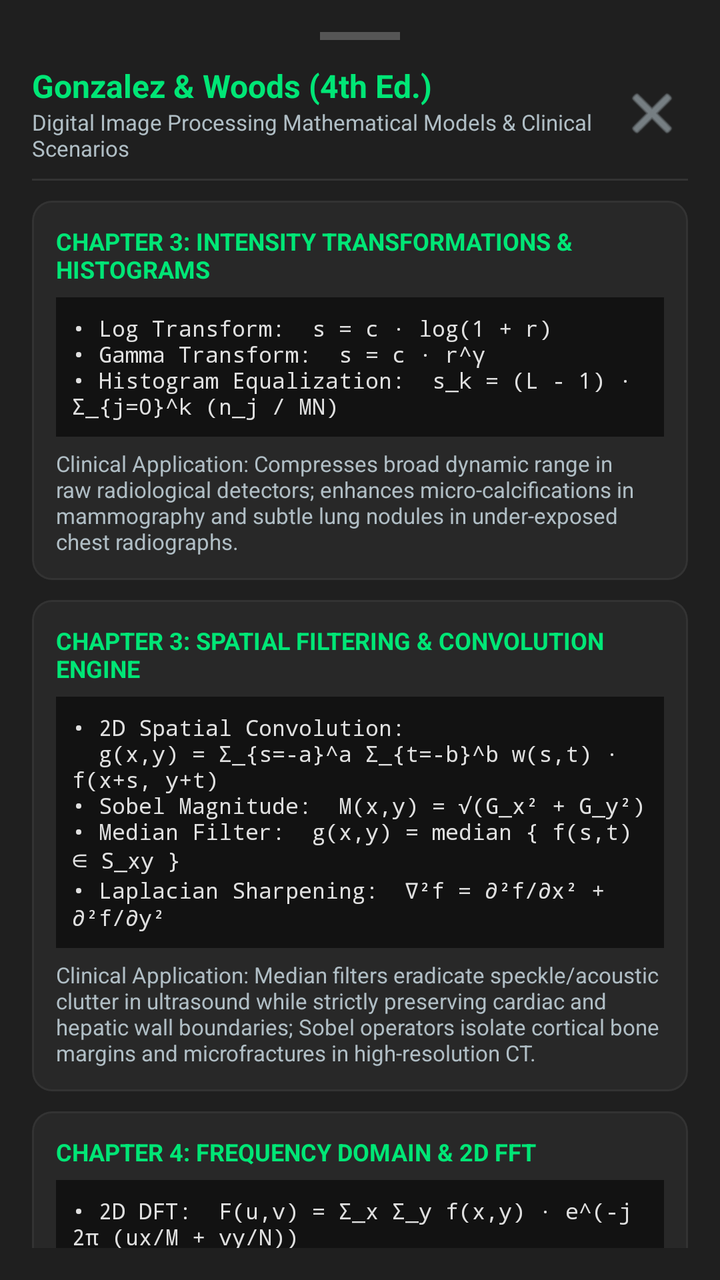
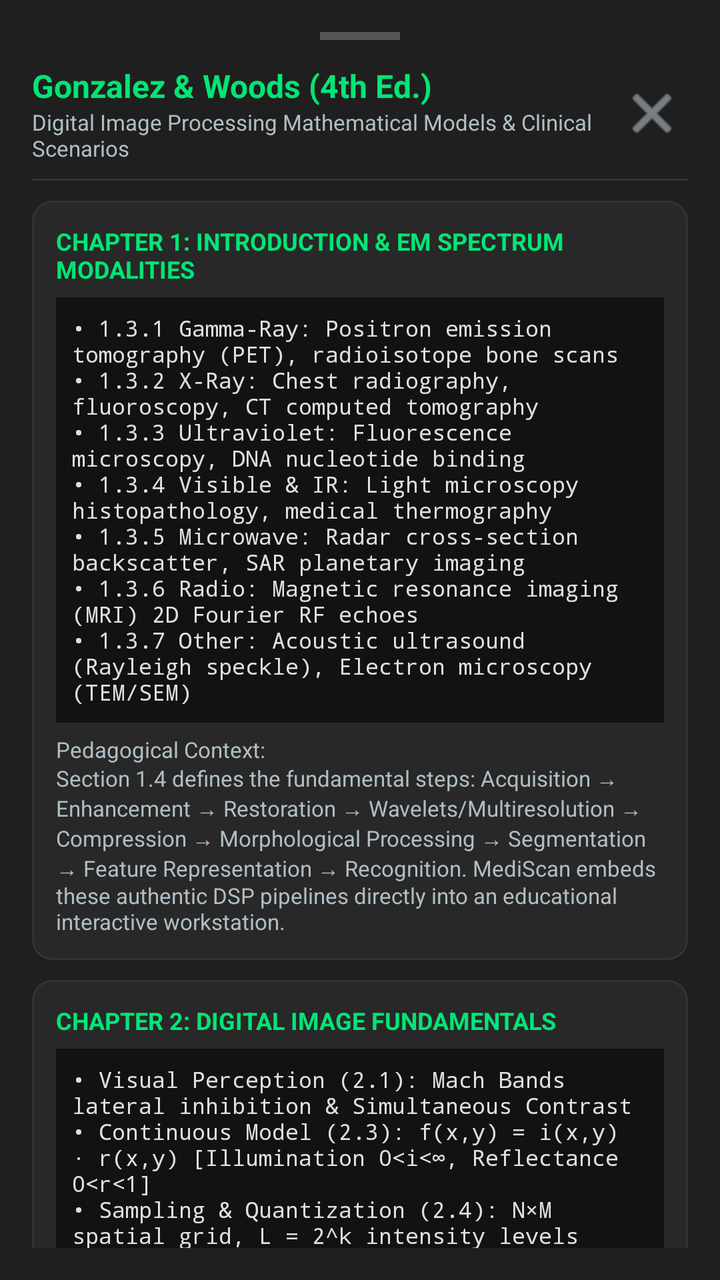

Two renders of the same Android screen: before a commit and after it. Below are the layout's source before the change and the commit's diff.
<!-- AndroidManifest.xml: application theme Theme.MyApplication -->
<!-- res/layout/fragment_theory_bottom_sheet.xml -->
<?xml version="1.0" encoding="utf-8"?>
<LinearLayout xmlns:android="http://schemas.android.com/apk/res/android"
    xmlns:app="http://schemas.android.com/apk/res-auto"
    android:layout_width="match_parent"
    android:layout_height="match_parent"
    android:background="@color/card_dark"
    android:orientation="vertical"
    android:padding="16dp">

    
    <View
        android:layout_width="40dp"
        android:layout_height="4dp"
        android:layout_gravity="center_horizontal"
        android:layout_marginBottom="12dp"
        android:background="#555555" />

    
    <LinearLayout
        android:layout_width="match_parent"
        android:layout_height="wrap_content"
        android:gravity="center_vertical"
        android:orientation="horizontal">

        <LinearLayout
            android:layout_width="0dp"
            android:layout_height="wrap_content"
            android:layout_weight="1"
            android:orientation="vertical">

            <TextView
                android:layout_width="wrap_content"
                android:layout_height="wrap_content"
                android:text="Gonzalez &amp; Woods (4th Ed.)"
                android:textColor="@color/teal_medical"
                android:textSize="16sp"
                android:textStyle="bold" />

            <TextView
                android:layout_width="wrap_content"
                android:layout_height="wrap_content"
                android:text="Digital Image Processing Mathematical Models &amp; Clinical Scenarios"
                android:textColor="@color/text_secondary"
                android:textSize="11sp" />
        </LinearLayout>

        <ImageButton
            android:id="@+id/btn_close_theory"
            android:layout_width="36dp"
            android:layout_height="36dp"
            android:background="?attr/selectableItemBackgroundBorderless"
            android:contentDescription="Close Theory Dialog"
            android:src="@android:drawable/ic_menu_close_clear_cancel"
            app:tint="@color/text_secondary" />
    </LinearLayout>

    <View
        android:layout_width="match_parent"
        android:layout_height="1dp"
        android:layout_marginTop="8dp"
        android:layout_marginBottom="10dp"
        android:background="@color/divider_color" />

    <androidx.core.widget.NestedScrollView
        android:layout_width="match_parent"
        android:layout_height="wrap_content">

        <LinearLayout
            android:layout_width="match_parent"
            android:layout_height="wrap_content"
            android:orientation="vertical">

            
            <com.google.android.material.card.MaterialCardView
                android:layout_width="match_parent"
                android:layout_height="wrap_content"
                android:layout_marginBottom="10dp"
                app:cardBackgroundColor="@color/surface_dark"
                app:cardCornerRadius="10dp"
                app:strokeColor="#333333"
                app:strokeWidth="1dp">

                <LinearLayout
                    android:layout_width="match_parent"
                    android:layout_height="wrap_content"
                    android:orientation="vertical"
                    android:padding="12dp">

                    <TextView
                        android:layout_width="wrap_content"
                        android:layout_height="wrap_content"
                        android:text="CHAPTER 3: INTENSITY TRANSFORMATIONS &amp; HISTOGRAMS"
                        android:textColor="@color/teal_medical"
                        android:textSize="12sp"
                        android:textStyle="bold" />

                    <TextView
                        android:layout_width="wrap_content"
                        android:layout_height="wrap_content"
                        android:layout_marginTop="6dp"
                        android:background="#121212"
                        android:padding="8dp"
                        android:text="• Log Transform:  s = c · log(1 + r)\n• Gamma Transform:  s = c · r^γ\n• Histogram Equalization:  s_k = (L - 1) · Σ_{j=0}^k (n_j / MN)"
                        android:textColor="#E0E0E0"
                        android:textSize="11sp"
                        android:typeface="monospace" />

                    <TextView
                        android:layout_width="wrap_content"
                        android:layout_height="wrap_content"
                        android:layout_marginTop="6dp"
                        android:text="Clinical Application: Compresses broad dynamic range in raw radiological detectors; enhances micro-calcifications in mammography and subtle lung nodules in under-exposed chest radiographs."
                        android:textColor="@color/text_secondary"
                        android:textSize="11sp" />
                </LinearLayout>
            </com.google.android.material.card.MaterialCardView>

            
            <com.google.android.material.card.MaterialCardView
                android:layout_width="match_parent"
                android:layout_height="wrap_content"
                android:layout_marginBottom="10dp"
                app:cardBackgroundColor="@color/surface_dark"
                app:cardCornerRadius="10dp"
                app:strokeColor="#333333"
                app:strokeWidth="1dp">

                <LinearLayout
                    android:layout_width="match_parent"
                    android:layout_height="wrap_content"
                    android:orientation="vertical"
                    android:padding="12dp">

                    <TextView
                        android:layout_width="wrap_content"
                        android:layout_height="wrap_content"
                        android:text="CHAPTER 3: SPATIAL FILTERING &amp; CONVOLUTION ENGINE"
                        android:textColor="@color/teal_medical"
                        android:textSize="12sp"
                        android:textStyle="bold" />

                    <TextView
                        android:layout_width="wrap_content"
                        android:layout_height="wrap_content"
                        android:layout_marginTop="6dp"
                        android:background="#121212"
                        android:padding="8dp"
                        android:text="• 2D Spatial Convolution:\n  g(x,y) = Σ_{s=-a}^a Σ_{t=-b}^b w(s,t) · f(x+s, y+t)\n• Sobel Magnitude:  M(x,y) = √(G_x² + G_y²)\n• Median Filter:  g(x,y) = median { f(s,t) ∈ S_xy }\n• Laplacian Sharpening:  ∇²f = ∂²f/∂x² + ∂²f/∂y²"
                        android:textColor="#E0E0E0"
                        android:textSize="11sp"
                        android:typeface="monospace" />

                    <TextView
                        android:layout_width="wrap_content"
                        android:layout_height="wrap_content"
                        android:layout_marginTop="6dp"
                        android:text="Clinical Application: Median filters eradicate speckle/acoustic clutter in ultrasound while strictly preserving cardiac and hepatic wall boundaries; Sobel operators isolate cortical bone margins and microfractures in high-resolution CT."
                        android:textColor="@color/text_secondary"
                        android:textSize="11sp" />
                </LinearLayout>
            </com.google.android.material.card.MaterialCardView>

            
            <com.google.android.material.card.MaterialCardView
                android:layout_width="match_parent"
                android:layout_height="wrap_content"
                android:layout_marginBottom="10dp"
                app:cardBackgroundColor="@color/surface_dark"
                app:cardCornerRadius="10dp"
                app:strokeColor="#333333"
                app:strokeWidth="1dp">

                <LinearLayout
                    android:layout_width="match_parent"
                    android:layout_height="wrap_content"
                    android:orientation="vertical"
                    android:padding="12dp">

                    <TextView
                        android:layout_width="wrap_content"
                        android:layout_height="wrap_content"
                        android:text="CHAPTER 4: FREQUENCY DOMAIN &amp; 2D FFT"
                        android:textColor="@color/teal_medical"
                        android:textSize="12sp"
                        android:textStyle="bold" />

                    <TextView
                        android:layout_width="wrap_content"
                        android:layout_height="wrap_content"
                        android:layout_marginTop="6dp"
                        android:background="#121212"
                        android:padding="8dp"
                        android:text="• 2D DFT:  F(u,v) = Σ_x Σ_y f(x,y) · e^(-j 2π (ux/M + vy/N))\n• FFT Shift Centering:  f(x,y) · (-1)^(x+y) ⇔ F(u - M/2, v - N/2)\n• Gaussian Lowpass (GLPF):  H(u,v) = exp(-D²(u,v) / (2·D₀²))\n• Ideal Lowpass (ILPF):  H(u,v) = 1 if D(u,v) ≤ D₀ else 0"
                        android:textColor="#E0E0E0"
                        android:textSize="11sp"
                        android:typeface="monospace" />

                    <TextView
                        android:layout_width="wrap_content"
                        android:layout_height="wrap_content"
                        android:layout_marginTop="6dp"
                        android:text="Clinical Application: k-Space manipulation in Magnetic Resonance Imaging (MRI); suppresses periodic interference stripes caused by patient respiratory motion or electronic hardware line noise."
                        android:textColor="@color/text_secondary"
                        android:textSize="11sp" />
                </LinearLayout>
            </com.google.android.material.card.MaterialCardView>

            
            <com.google.android.material.card.MaterialCardView
                android:layout_width="match_parent"
                android:layout_height="wrap_content"
                android:layout_marginBottom="10dp"
                app:cardBackgroundColor="@color/surface_dark"
                app:cardCornerRadius="10dp"
                app:strokeColor="#333333"
                app:strokeWidth="1dp">

                <LinearLayout
                    android:layout_width="match_parent"
                    android:layout_height="wrap_content"
                    android:orientation="vertical"
                    android:padding="12dp">

                    <TextView
                        android:layout_width="wrap_content"
                        android:layout_height="wrap_content"
                        android:text="CHAPTER 10: AUTOMATED IMAGE SEGMENTATION"
                        android:textColor="@color/teal_medical"
                        android:textSize="12sp"
                        android:textStyle="bold" />

                    <TextView
                        android:layout_width="wrap_content"
                        android:layout_height="wrap_content"
                        android:layout_marginTop="6dp"
                        android:background="#121212"
                        android:padding="8dp"
                        android:text="• Otsu's Criterion (Maximize Between-Class Variance):\n  σ_B²(k) = [μ_T · P₁(k) - m(k)]² / (P₁(k) · [1 - P₁(k)])\n• Optimal Threshold:  k* = argmax_{k} { σ_B²(k) }\n• Global Thresholding:  g(x,y) = 255 if f(x,y) > T else 0"
                        android:textColor="#E0E0E0"
                        android:textSize="11sp"
                        android:typeface="monospace" />

                    <TextView
                        android:layout_width="wrap_content"
                        android:layout_height="wrap_content"
                        android:layout_marginTop="6dp"
                        android:text="Clinical Application: Automated zero-touch segmentation of lung parenchyma in pneumothorax assessment, acute ischemic stroke infarcts on CT, and cortical bone mass isolation."
                        android:textColor="@color/text_secondary"
                        android:textSize="11sp" />
                </LinearLayout>
            </com.google.android.material.card.MaterialCardView>

            
            <com.google.android.material.card.MaterialCardView
                android:layout_width="match_parent"
                android:layout_height="wrap_content"
                android:layout_marginBottom="16dp"
                app:cardBackgroundColor="@color/surface_dark"
                app:cardCornerRadius="10dp"
                app:strokeColor="#333333"
                app:strokeWidth="1dp">

                <LinearLayout
                    android:layout_width="match_parent"
                    android:layout_height="wrap_content"
                    android:orientation="vertical"
                    android:padding="12dp">

                    <TextView
                        android:layout_width="wrap_content"
                        android:layout_height="wrap_content"
                        android:text="CHAPTER 9: MORPHOLOGICAL IMAGE PROCESSING"
                        android:textColor="@color/teal_medical"
                        android:textSize="12sp"
                        android:textStyle="bold" />

                    <TextView
                        android:layout_width="wrap_content"
                        android:layout_height="wrap_content"
                        android:layout_marginTop="6dp"
                        android:background="#121212"
                        android:padding="8dp"
                        android:text="• Erosion:  A ⊖ B = { z | (B)_z ⊆ A }\n• Dilation:  A ⊕ B = { z | (B̂)_z ∩ A ≠ ∅ }\n• Opening:  A ∘ B = (A ⊖ B) ⊕ B\n• Closing:  A • B = (A ⊕ B) ⊖ B\n• Boundary Extraction:  β(A) = A - (A ⊖ B)"
                        android:textColor="#E0E0E0"
                        android:textSize="11sp"
                        android:typeface="monospace" />

                    <TextView
                        android:layout_width="wrap_content"
                        android:layout_height="wrap_content"
                        android:layout_marginTop="6dp"
                        android:text="Clinical Application: Eliminates spurious parasitic noise bridges between adjacent blood vessels in angiography; extracts sharp myocardial contour loops for ventricular volume calculation."
                        android:textColor="@color/text_secondary"
                        android:textSize="11sp" />
                </LinearLayout>
            </com.google.android.material.card.MaterialCardView>

        </LinearLayout>
    </androidx.core.widget.NestedScrollView>

</LinearLayout>
<!-- resources referenced by this layout -->
<resources>
  <color name="card_dark">#1F1F1F</color>
  <color name="divider_color">#333333</color>
  <color name="surface_dark">#282828</color>
  <color name="teal_medical">#00E676</color>
  <color name="text_secondary">#B0BEC5</color>
  <style name="Theme.MyApplication" parent="Theme.Material3.Dark.NoActionBar">
          <item name="android:windowBackground">@color/bg_dark</item>
          <item name="android:statusBarColor">@color/bg_dark</item>
          <item name="android:navigationBarColor">@color/bg_dark</item>
          <item name="colorPrimary">@color/teal_medical</item>
          <item name="colorSecondary">@color/accent_blue</item>
          <item name="colorSurface">@color/card_dark</item>
      </style>
  <color name="bg_dark">#121212</color>
  <color name="accent_blue">#00B0FF</color>
</resources>

<!-- the commit's change to res/layout/fragment_theory_bottom_sheet.xml (unified diff, before → after) -->
@@ -89,6 +89,96 @@
                     <TextView
                         android:layout_width="wrap_content"
                         android:layout_height="wrap_content"
+                        android:text="CHAPTER 1: INTRODUCTION &amp; EM SPECTRUM MODALITIES"
+                        android:textColor="@color/teal_medical"
+                        android:textSize="12sp"
+                        android:textStyle="bold" />
+
+                    <TextView
+                        android:layout_width="wrap_content"
+                        android:layout_height="wrap_content"
+                        android:layout_marginTop="6dp"
+                        android:background="#121212"
+                        android:padding="8dp"
+                        android:text="• 1.3.1 Gamma-Ray: Positron emission tomography (PET), radioisotope bone scans\n• 1.3.2 X-Ray: Chest radiography, fluoroscopy, CT computed tomography\n• 1.3.3 Ultraviolet: Fluorescence microscopy, DNA nucleotide binding\n• 1.3.4 Visible &amp; IR: Light microscopy histopathology, medical thermography\n• 1.3.5 Microwave: Radar cross-section backscatter, SAR planetary imaging\n• 1.3.6 Radio: Magnetic resonance imaging (MRI) 2D Fourier RF echoes\n• 1.3.7 Other: Acoustic ultrasound (Rayleigh speckle), Electron microscopy (TEM/SEM)"
+                        android:textColor="#E0E0E0"
+                        android:textSize="11sp"
+                        android:typeface="monospace" />
+
+                    <TextView
+                        android:layout_width="wrap_content"
+                        android:layout_height="wrap_content"
+                        android:layout_marginTop="6dp"
+                        android:text="Pedagogical Context:\nSection 1.4 defines the fundamental steps: Acquisition → Enhancement → Restoration → Wavelets/Multiresolution → Compression → Morphological Processing → Segmentation → Feature Representation → Recognition. MediScan embeds these authentic DSP pipelines directly into an educational interactive workstation."
+                        android:textColor="@color/text_secondary"
+                        android:textSize="11sp" />
+                </LinearLayout>
+            </com.google.android.material.card.MaterialCardView>
+
+            
+            <com.google.android.material.card.MaterialCardView
+                android:layout_width="match_parent"
+                android:layout_height="wrap_content"
+                android:layout_marginBottom="10dp"
+                app:cardBackgroundColor="@color/surface_dark"
+                app:cardCornerRadius="10dp"
+                app:strokeColor="#333333"
+                app:strokeWidth="1dp">
+
+                <LinearLayout
+                    android:layout_width="match_parent"
+                    android:layout_height="wrap_content"
+                    android:orientation="vertical"
+                    android:padding="12dp">
+
+                    <TextView
+                        android:layout_width="wrap_content"
+                        android:layout_height="wrap_content"
+                        android:text="CHAPTER 2: DIGITAL IMAGE FUNDAMENTALS"
+                        android:textColor="@color/teal_medical"
+                        android:textSize="12sp"
+                        android:textStyle="bold" />
+
+                    <TextView
+                        android:layout_width="wrap_content"
+                        android:layout_height="wrap_content"
+                        android:layout_marginTop="6dp"
+                        android:background="#121212"
+                        android:padding="8dp"
+                        android:text="• Visual Perception (2.1): Mach Bands lateral inhibition &amp; Simultaneous Contrast\n• Continuous Model (2.3): f(x,y) = i(x,y) · r(x,y) [Illumination 0&lt;i&lt;∞, Reflectance 0&lt;r&lt;1]\n• Sampling &amp; Quantization (2.4): N×M spatial grid, L = 2^k intensity levels (1..8 bits)\n• False Contouring (2.4.2): Ridges formed when intensity levels k &lt; 8\n• Bit-Plane Slicing (2.6.2): Bit 7 holds ~50% visual energy; bit 0 carries noise\n• Distance Metrics (2.5.2): De=√((x-s)²+(y-t)²), D4=|x-s|+|y-t|, D8=max(|x-s|,|y-t|)\n• Digital Subtraction Angiography (2.6.3): g(x,y) = c · (f(x,y) - h_mask(x,y))"
+                        android:textColor="#E0E0E0"
+                        android:textSize="11sp"
+                        android:typeface="monospace" />
+
+                    <TextView
+                        android:layout_width="wrap_content"
+                        android:layout_height="wrap_content"
+                        android:layout_marginTop="6dp"
+                        android:text="Clinical Significance:\nUnderstanding human visual brightness discrimination and sampling bounds prevents diagnostic error from aliasing artifacts, checkerboard pixellation, or false contouring in low-dose radiologic digitization."
+                        android:textColor="@color/text_secondary"
+                        android:textSize="11sp" />
+                </LinearLayout>
+            </com.google.android.material.card.MaterialCardView>
+
+            
+            <com.google.android.material.card.MaterialCardView
+                android:layout_width="match_parent"
+                android:layout_height="wrap_content"
+                android:layout_marginBottom="10dp"
+                app:cardBackgroundColor="@color/surface_dark"
+                app:cardCornerRadius="10dp"
+                app:strokeColor="#333333"
+                app:strokeWidth="1dp">
+
+                <LinearLayout
+                    android:layout_width="match_parent"
+                    android:layout_height="wrap_content"
+                    android:orientation="vertical"
+                    android:padding="12dp">
+
+                    <TextView
+                        android:layout_width="wrap_content"
+                        android:layout_height="wrap_content"
                         android:text="CHAPTER 3: INTENSITY TRANSFORMATIONS &amp; HISTOGRAMS"
                         android:textColor="@color/teal_medical"
                         android:textSize="12sp"
@@ -290,6 +380,96 @@
                         android:layout_height="wrap_content"
                         android:layout_marginTop="6dp"
                         android:text="Clinical Application: Eliminates spurious parasitic noise bridges between adjacent blood vessels in angiography; extracts sharp myocardial contour loops for ventricular volume calculation."
+                        android:textColor="@color/text_secondary"
+                        android:textSize="11sp" />
+                </LinearLayout>
+            </com.google.android.material.card.MaterialCardView>
+
+            
+            <com.google.android.material.card.MaterialCardView
+                android:layout_width="match_parent"
+                android:layout_height="wrap_content"
+                android:layout_marginBottom="10dp"
+                app:cardBackgroundColor="@color/surface_dark"
+                app:cardCornerRadius="10dp"
+                app:strokeColor="#333333"
+                app:strokeWidth="1dp">
+
+                <LinearLayout
+                    android:layout_width="match_parent"
+                    android:layout_height="wrap_content"
+                    android:orientation="vertical"
+                    android:padding="12dp">
+
+                    <TextView
+                        android:layout_width="wrap_content"
+                        android:layout_height="wrap_content"
+                        android:text="CHAPTER 5: IMAGE RESTORATION &amp; RECONSTRUCTION"
+                        android:textColor="@color/teal_medical"
+                        android:textSize="12sp"
+                        android:textStyle="bold" />
+
+                    <TextView
+                        android:layout_width="wrap_content"
+                        android:layout_height="wrap_content"
+                        android:layout_marginTop="6dp"
+                        android:background="#121212"
+                        android:padding="8dp"
+                        android:text="• Degradation Model: g(x,y) = h(x,y) ★ f(x,y) + η(x,y)\n• Impulse (Salt &amp; Pepper): P(z=a)=Pa, P(z=b)=Pb\n• Gaussian Noise: p(z) = 1/(√(2π)σ) · e^(-(z-z̄)²/(2σ²))\n• Geometric Mean: f̂(x,y) = [ ∏ g(s,t) ]^(1/mn) [smooths without losing sharpness]\n• Harmonic Mean: f̂(x,y) = mn / ∑ [1 / g(s,t)] [good for salt noise]\n• Contraharmonic: f̂(x,y) = ∑ g^(Q+1) / ∑ g^Q [Q&gt;0: pepper, Q&lt;0: salt]\n• Alpha-Trimmed Mean: Drops d/2 lowest and d/2 highest values\n• Adaptive Wiener Filter: f̂ = μ + ((σ² - σ_η²)/σ²) · (g - μ)"
+                        android:textColor="#E0E0E0"
+                        android:textSize="11sp"
+                        android:typeface="monospace" />
+
+                    <TextView
+                        android:layout_width="wrap_content"
+                        android:layout_height="wrap_content"
+                        android:layout_marginTop="6dp"
+                        android:text="Clinical Application: Removes detector thermal agitation in low-dose CT, reduces acoustic speckle in B-mode ultrasound, and suppresses salt-and-pepper artifacts in faulty telemetry transmissions."
+                        android:textColor="@color/text_secondary"
+                        android:textSize="11sp" />
+                </LinearLayout>
+            </com.google.android.material.card.MaterialCardView>
+
+            
+            <com.google.android.material.card.MaterialCardView
+                android:layout_width="match_parent"
+                android:layout_height="wrap_content"
+                android:layout_marginBottom="10dp"
+                app:cardBackgroundColor="@color/surface_dark"
+                app:cardCornerRadius="10dp"
+                app:strokeColor="#333333"
+                app:strokeWidth="1dp">
+
+                <LinearLayout
+                    android:layout_width="match_parent"
+                    android:layout_height="wrap_content"
+                    android:orientation="vertical"
+                    android:padding="12dp">
+
+                    <TextView
+                        android:layout_width="wrap_content"
+                        android:layout_height="wrap_content"
+                        android:text="CHAPTER 6: COLOR IMAGE PROCESSING &amp; PSEUDOCOLOR"
+                        android:textColor="@color/teal_medical"
+                        android:textSize="12sp"
+                        android:textStyle="bold" />
+
+                    <TextView
+                        android:layout_width="wrap_content"
+                        android:layout_height="wrap_content"
+                        android:layout_marginTop="6dp"
+                        android:background="#121212"
+                        android:padding="8dp"
+                        android:text="• HSI Model (6.2.3): Hue (dominant wavelength), Saturation (purity), Intensity (achromatic brightness)\n• Decoupling: I = (R+G+B)/3; allows contrast enhancement without chromatic distortion\n• Intensity Slicing (6.3.1): Maps gray intervals to diagnostic color planes (isophotes)\n• Gray-Level to Color (6.3.2): Continuous transfer functions fR(r), fG(r), fB(r)\n  - Medical Thermal: Black → Red → Orange → White (vascular/inflammation mapping)\n  - PET Hot Metal: Low uptake (violet) to hypermetabolic neoplasm (hot white/yellow)"
+                        android:textColor="#E0E0E0"
+                        android:textSize="11sp"
+                        android:typeface="monospace" />
+
+                    <TextView
+                        android:layout_width="wrap_content"
+                        android:layout_height="wrap_content"
+                        android:layout_marginTop="6dp"
+                        android:text="Clinical Application: The human eye can discern thousands of color shades vs. only dozens of gray levels. Pseudocolor maps dramatically enhance lesion detection in nuclear scintigraphy, functional MRI, and thermography."
                         android:textColor="@color/text_secondary"
                         android:textSize="11sp" />
                 </LinearLayout>
